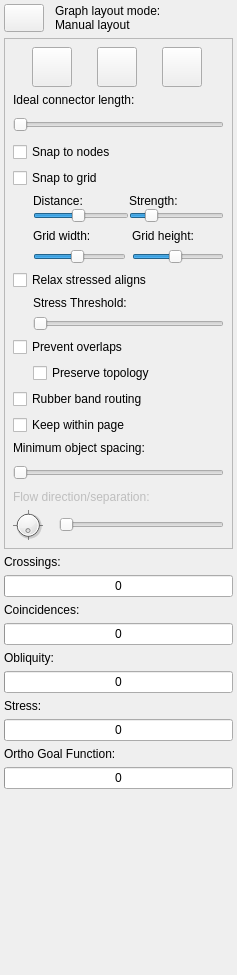
skieffer/ortho, file libdunnartcanvas/ui/LayoutProperties.ui: the form before one commit.
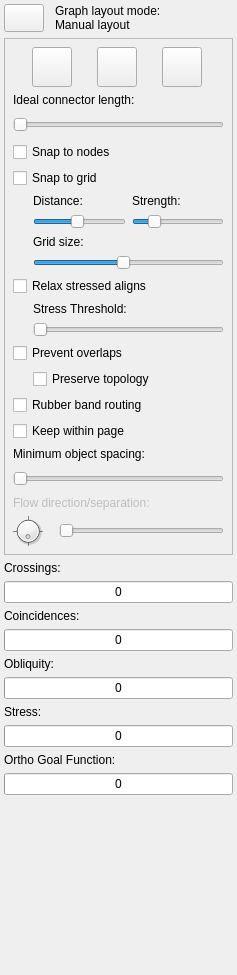
The form after the commit. Icons and pictures are not drawn.

Commit message: Grid size slider and fix slider click events.

What changed in the file:
```diff
--- a/libdunnartcanvas/ui/LayoutProperties.ui
+++ b/libdunnartcanvas/ui/LayoutProperties.ui
@@ -376,7 +376,7 @@
         <item>
          <layout class="QHBoxLayout" name="horizontalLayout_4">
           <property name="spacing">
-           <number>0</number>
+           <number>-1</number>
           </property>
           <property name="leftMargin">
            <number>20</number>
@@ -453,45 +453,12 @@
             <item>
              <widget class="QLabel" name="gridWLabel">
               <property name="text">
-               <string>Grid width:</string>
+               <string>Grid size:</string>
               </property>
              </widget>
             </item>
             <item>
-             <widget class="QSlider" name="gridWidthSlider">
-              <property name="minimum">
-               <number>10</number>
-              </property>
-              <property name="maximum">
-               <number>200</number>
-              </property>
-              <property name="singleStep">
-               <number>10</number>
-              </property>
-              <property name="pageStep">
-               <number>50</number>
-              </property>
-              <property name="value">
-               <number>100</number>
-              </property>
-              <property name="orientation">
-               <enum>Qt::Horizontal</enum>
-              </property>
-             </widget>
-            </item>
-           </layout>
-          </item>
-          <item>
-           <layout class="QVBoxLayout" name="verticalLayout_8">
-            <item>
-             <widget class="QLabel" name="gridHLabel">
-              <property name="text">
-               <string>Grid height:</string>
-              </property>
-             </widget>
-            </item>
-            <item>
-             <widget class="QSlider" name="gridHeightSlider">
+             <widget class="QSlider" name="gridSizeSlider">
               <property name="minimum">
                <number>10</number>
               </property>
```
Left out of the diff: 35 changed lines with no effect on the pictures. The commit also changes 7 other files.
